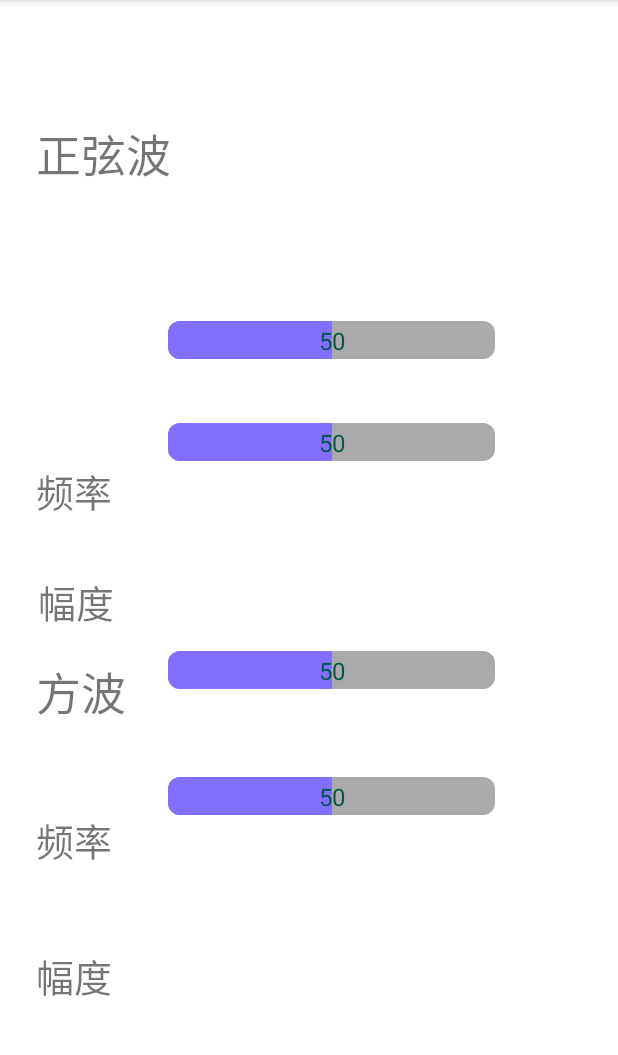
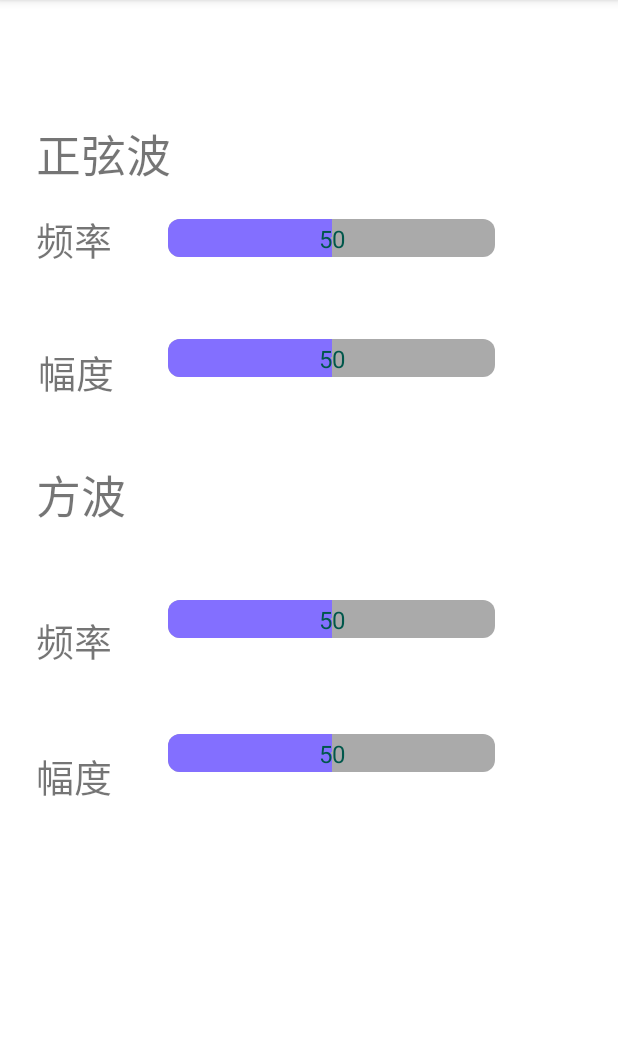
Before and after one commit to YanshanYu/HGHD, an Android app: the screen it shows after launch (ControlSettingActivity), on a phone screen of 412 x 824 dp, the part 84-1139 px from its top. Run offline under Robolectric (Android 15) with nearby library versions, the phone set to English and light mode, and no system bars.

Commit message:
完成拖动条的基本功能

```diff
--- a/app/src/main/java/com/yu/zehnit/ControlSettingActivity.java
+++ b/app/src/main/java/com/yu/zehnit/ControlSettingActivity.java
@@ -1,7 +1,12 @@
 package com.yu.zehnit;
 import androidx.appcompat.app.AppCompatActivity;
+import androidx.constraintlayout.widget.ConstraintLayout;
 
 import android.os.Bundle;
+import android.util.Log;
+import android.view.View;
+import android.widget.SeekBar;
+import android.widget.TextView;
 
 import com.yu.zehnit.tools.IndicatorSeekBar;
 
@@ -10,15 +15,53 @@ public class ControlSettingActivity extends AppCompatActivity {
 
     private IndicatorSeekBar sinFrequencySeekBar;
     private IndicatorSeekBar sinAmplitudeSeekBar;
-
     private IndicatorSeekBar fangFrequencySeekBar;
     private IndicatorSeekBar fangAmplitudeSeekBar;
+
+    private TextView sinFrequencyIndicator;
+
+    private static final String TestApp="TestApp";
+
     @Override
     protected void onCreate(Bundle savedInstanceState) {
         super.onCreate(savedInstanceState);
         setContentView(R.layout.activity_control_setting);
         sinFrequencySeekBar = findViewById(R.id.sin_frequency);
+        sinAmplitudeSeekBar = findViewById(R.id.sin_amplitude);
+        fangFrequencySeekBar = findViewById(R.id.fang_frequency);
+        fangAmplitudeSeekBar = findViewById(R.id.fang_amplitude);
+
+        sinFrequencyIndicator = findViewById(R.id.sin_requency_indicator);
+
+        initData();
 
     }
 
+    private void initData() {
+
+
+        final ConstraintLayout.LayoutParams params = (ConstraintLayout.LayoutParams) sinFrequencyIndicator.getLayoutParams();
+        sinFrequencySeekBar.setOnSeekBarChangeListener(new IndicatorSeekBar.OnIndicatorSeekBarChangeListener() {
+
+            @Override
+            public void onProgressChanged(SeekBar seekBar, int progress, float indicatorOffset) {
+                String indicatorText = Integer.toString(progress);
+                sinFrequencyIndicator.setText(indicatorText);
+                params.leftMargin = (int) indicatorOffset + 340;
+                Log.d(TestApp, String.valueOf(indicatorOffset));
+                sinFrequencyIndicator.setLayoutParams(params);
+            }
+
+            @Override
+            public void onStartTrackingTouch(SeekBar seekBar) {
+                sinFrequencyIndicator.setVisibility(View.VISIBLE);
+            }
+
+            @Override
+            public void onStopTrackingTouch(SeekBar seekBar) {
+                sinFrequencyIndicator.setVisibility(View.INVISIBLE);
+            }
+        });
+    }
+
 }
--- a/app/src/main/res/layout/activity_control_setting.xml
+++ b/app/src/main/res/layout/activity_control_setting.xml
@@ -18,12 +18,26 @@
         app:layout_constraintStart_toStartOf="parent"
         app:layout_constraintTop_toTopOf="parent" />
 
+    <TextView
+        android:id="@+id/sin_requency_indicator"
+        android:layout_width="wrap_content"
+        android:layout_height="wrap_content"
+        android:background="@color/black"
+        android:gravity="center"
+        android:textColor="@color/teal_700"
+        android:textSize="16sp"
+        android:visibility="invisible"
+        app:layout_constraintStart_toStartOf="parent"
+        app:layout_constraintTop_toTopOf="parent"
+        android:layout_marginTop="123dp"
+        android:layout_marginEnd="50dp" />
+
     <com.yu.zehnit.tools.IndicatorSeekBar
         android:id="@+id/sin_frequency"
         android:layout_width="242dp"
         android:layout_height="37dp"
         android:layout_marginStart="100dp"
-        android:layout_marginTop="208dp"
+        android:layout_marginTop="140dp"
         android:layout_marginEnd="50dp"
         android:background="@null"
         android:max="100"
@@ -37,15 +51,12 @@
         android:thumb="@drawable/ic_sb_24dp" />
 
 
-
-
-
     <com.yu.zehnit.tools.IndicatorSeekBar
         android:id="@+id/sin_amplitude"
         android:layout_width="242dp"
         android:layout_height="37dp"
         android:layout_marginStart="100dp"
-        android:layout_marginTop="276dp"
+        android:layout_marginTop="220dp"
         android:layout_marginEnd="50dp"
         android:background="@null"
         android:max="100"
@@ -64,7 +75,7 @@
         android:layout_width="242dp"
         android:layout_height="37dp"
         android:layout_marginStart="100dp"
-        android:layout_marginTop="428dp"
+        android:layout_marginTop="394dp"
         android:layout_marginEnd="50dp"
         android:background="@null"
         android:max="100"
@@ -82,7 +93,7 @@
         android:layout_width="242dp"
         android:layout_height="37dp"
         android:layout_marginStart="100dp"
-        android:layout_marginTop="512dp"
+        android:layout_marginTop="483dp"
         android:layout_marginEnd="50dp"
         android:background="@null"
         android:max="100"
@@ -96,35 +107,12 @@
         android:thumb="@drawable/ic_sb_24dp" />
 
 
-
-    <TextView
-        android:id="@+id/textView"
-        android:layout_width="wrap_content"
-        android:layout_height="wrap_content"
-        android:layout_marginStart="24dp"
-        android:layout_marginTop="308dp"
-        android:text="频率"
-        android:textSize="25sp"
-        app:layout_constraintStart_toStartOf="parent"
-        app:layout_constraintTop_toTopOf="parent" />
-
-    <TextView
-        android:id="@+id/textView2"
-        android:layout_width="wrap_content"
-        android:layout_height="wrap_content"
-        android:layout_marginStart="25dp"
-        android:layout_marginTop="35dp"
-        android:text="幅度"
-        android:textSize="25sp"
-        app:layout_constraintStart_toStartOf="parent"
-        app:layout_constraintTop_toBottomOf="@+id/textView" />
-
     <TextView
         android:id="@+id/textView3"
         android:layout_width="wrap_content"
         android:layout_height="wrap_content"
         android:layout_marginStart="24dp"
-        android:layout_marginTop="120dp"
+        android:layout_marginTop="140dp"
         android:text="频率"
         android:textSize="25sp"
         app:layout_constraintStart_toStartOf="parent"
@@ -141,6 +129,27 @@
         app:layout_constraintStart_toStartOf="parent"
         app:layout_constraintTop_toBottomOf="@+id/textView3" />
 
+    <TextView
+        android:id="@+id/textView"
+        android:layout_width="wrap_content"
+        android:layout_height="wrap_content"
+        android:layout_marginStart="24dp"
+        android:layout_marginTop="140dp"
+        android:text="频率"
+        android:textSize="25sp"
+        app:layout_constraintStart_toStartOf="parent"
+        app:layout_constraintTop_toTopOf="parent" />
+
+    <TextView
+        android:id="@+id/textView2"
+        android:layout_width="wrap_content"
+        android:layout_height="wrap_content"
+        android:layout_marginStart="25dp"
+        android:layout_marginTop="50dp"
+        android:text="幅度"
+        android:textSize="25sp"
+        app:layout_constraintStart_toStartOf="parent"
+        app:layout_constraintTop_toBottomOf="@+id/textView" />
 
 
     <TextView
@@ -148,7 +157,7 @@
         android:layout_width="wrap_content"
         android:layout_height="wrap_content"
         android:layout_marginStart="24dp"
-        android:layout_marginTop="18dp"
+        android:layout_marginTop="40dp"
         android:text="方波"
         android:textSize="30sp"
         app:layout_constraintStart_toStartOf="parent"
--- a/app/src/main/res/values-night/themes.xml
+++ b/app/src/main/res/values-night/themes.xml
@@ -1,6 +1,6 @@
 <resources xmlns:tools="http://schemas.android.com/tools">
     <!-- Base application theme. -->
-    <style name="Theme.HGHD" parent="Theme.MaterialComponents.DayNight.NoActionBar">
+    <style name="Theme.HGHD" parent="Theme.MaterialComponents.DayNight.DarkActionBar">
         <!-- Primary brand color. -->
         <item name="colorPrimary">@color/purple_200</item>
         <item name="colorPrimaryVariant">@color/purple_700</item>
```
